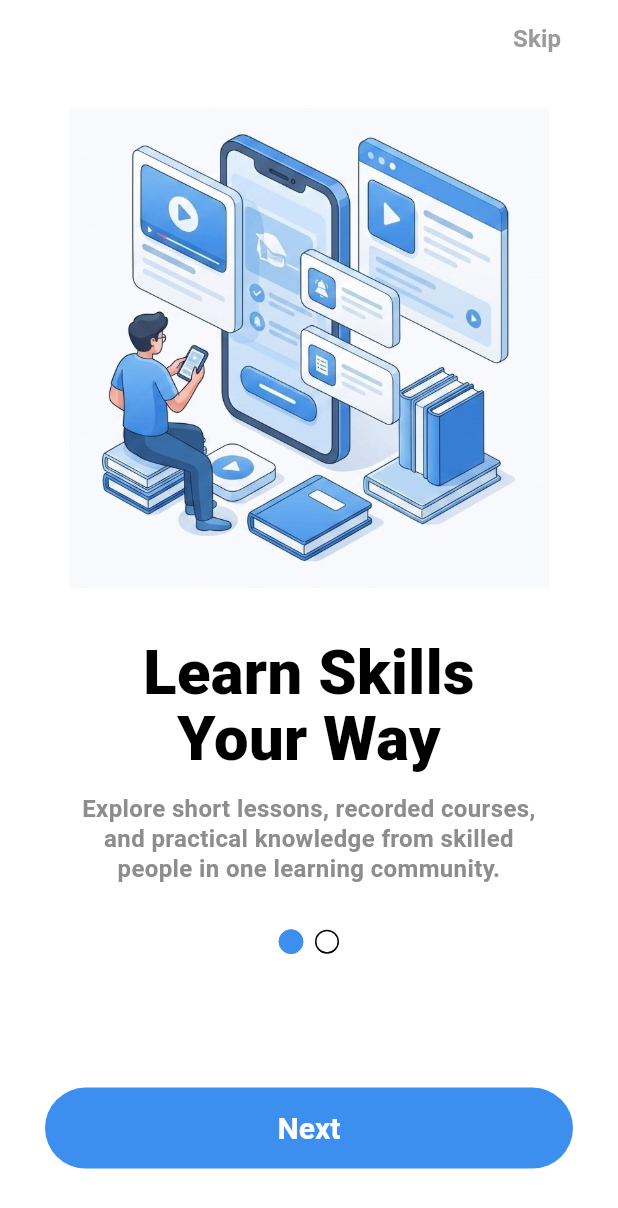
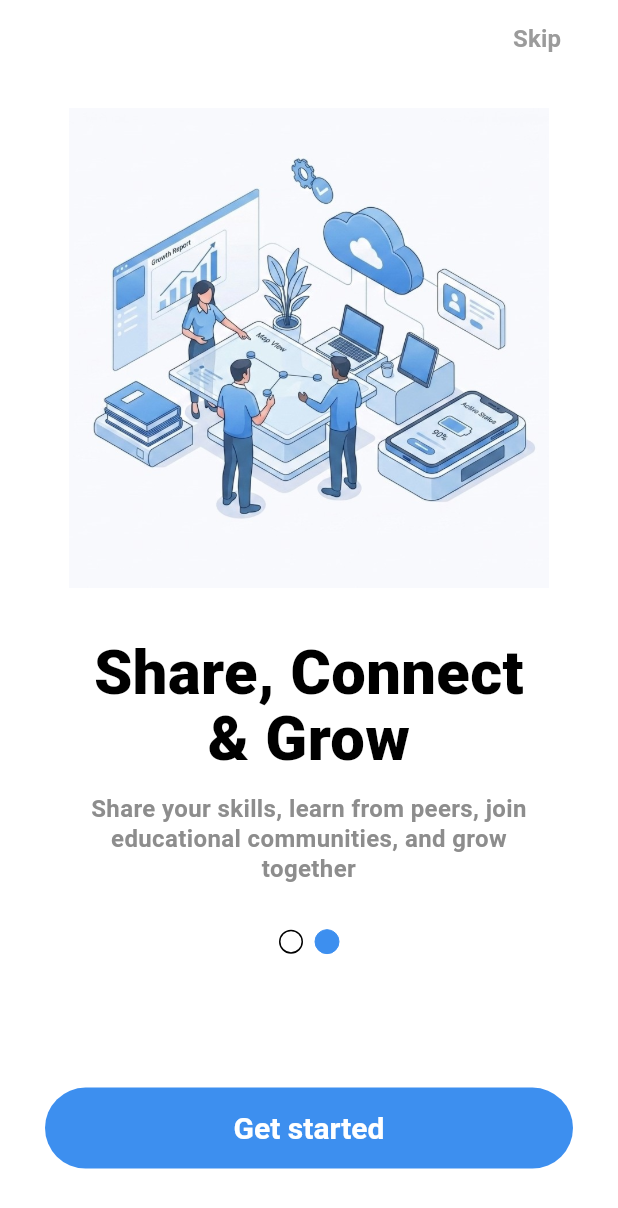
Before and after one commit to EduProTeam/edupro-mobile-app, a Flutter app: the screen it shows after launch, after a tap on "Next", on a phone screen of 412 x 824 dp. Shown: the top 1208 px of the screen. Run offline on Flutter 3.47's test engine with Material 3 defaults, Android fonts, the phone set to English and light mode, and no system bars; our stand-ins replace firebase_core, flutter_svg; accounts and stored records are empty.

Commit message:
Onboarding Screen 2

```diff
--- a/lib/features/onboarding/presentation/screens/onboarding_screen_1.dart
+++ b/lib/features/onboarding/presentation/screens/onboarding_screen_1.dart
@@ -1,171 +1,30 @@
 import 'package:flutter/material.dart';
+
+import '../widgets/onboarding_screen_layout.dart';
+import 'onboarding_screen_2.dart';
 
 class OnboardingScreen1 extends StatelessWidget {
   const OnboardingScreen1({super.key});
 
-  static const _primaryBlue = Color(0xFF3D8FEF);
-  static const _descriptionColor = Color(0xFF8D8D8D);
-  static const _skipColor = Color(0xFF9B9B9B);
-
   @override
   Widget build(BuildContext context) {
-    return Scaffold(
-      backgroundColor: Colors.white,
-      body: SafeArea(
-        child: LayoutBuilder(
-          builder: (context, constraints) {
-            final screenWidth = constraints.maxWidth;
-            final screenHeight = constraints.maxHeight;
-            final horizontalPadding =
-                (screenWidth * 0.075).clamp(24.0, 30.0);
-            final illustrationWidth =
-                (screenWidth * 0.78).clamp(260.0, 320.0);
-            final titleSize = screenWidth < 360 ? 38.0 : 41.0;
-            final topSpacing = (screenHeight * 0.035).clamp(18.0, 30.0);
-            final titleSpacing = (screenHeight * 0.042).clamp(26.0, 38.0);
-            final indicatorSpacing =
-                (screenHeight * 0.038).clamp(22.0, 32.0);
-            final bottomSpacing = (screenHeight * 0.04).clamp(22.0, 34.0);
-
-            return Padding(
-              padding: EdgeInsets.fromLTRB(
-                horizontalPadding,
-                8,
-                horizontalPadding,
-                12,
-              ),
-              child: Column(
-                crossAxisAlignment: CrossAxisAlignment.stretch,
-                children: [
-                  Align(
-                    alignment: Alignment.centerRight,
-                    child: TextButton(
-                      onPressed: () {},
-                      style: TextButton.styleFrom(
-                        foregroundColor: _skipColor,
-                        padding: const EdgeInsets.symmetric(
-                          horizontal: 8,
-                          vertical: 6,
-                        ),
-                        minimumSize: Size.zero,
-                        tapTargetSize: MaterialTapTargetSize.shrinkWrap,
-                      ),
-                      child: const Text(
-                        'Skip',
-                        style: TextStyle(
-                          fontSize: 16,
-                          fontWeight: FontWeight.w600,
-                        ),
-                      ),
-                    ),
-                  ),
-                  SizedBox(height: topSpacing),
-                  Center(
-                    child: SizedBox(
-                      width: illustrationWidth,
-                      child: Image.asset(
-                        'assets/images/onboarding/onboarding_1.jpg',
-                        fit: BoxFit.contain,
-                      ),
-                    ),
-                  ),
-                  SizedBox(height: titleSpacing),
-                  Text(
-                    'Learn Skills\nYour Way',
-                    textAlign: TextAlign.center,
-                    style: TextStyle(
-                      color: Colors.black,
-                      fontSize: titleSize,
-                      fontWeight: FontWeight.w800,
-                      height: 1.08,
-                    ),
-                  ),
-                  const SizedBox(height: 14),
-                  Padding(
-                    padding: EdgeInsets.symmetric(horizontal: screenWidth * 0.03),
-                    child: const Text(
-                      'Explore short lessons, recorded courses, and practical knowledge from skilled people in one learning community.',
-                      textAlign: TextAlign.center,
-                      style: TextStyle(
-                        color: _descriptionColor,
-                        fontSize: 16,
-                        fontWeight: FontWeight.w600,
-                        height: 1.28,
-                      ),
-                    ),
-                  ),
-                  SizedBox(height: indicatorSpacing),
-                  const _PageIndicators(),
-                  const Spacer(),
-                  SizedBox(
-                    width: double.infinity,
-                    height: 54,
-                    child: ElevatedButton(
-                      onPressed: () {},
-                      style: ElevatedButton.styleFrom(
-                        backgroundColor: _primaryBlue,
-                        foregroundColor: Colors.white,
-                        elevation: 0,
-                        shape: const StadiumBorder(),
-                        textStyle: const TextStyle(
-                          fontSize: 20,
-                          fontWeight: FontWeight.w700,
-                        ),
-                      ),
-                      child: const Text('Next'),
-                    ),
-                  ),
-                  SizedBox(height: bottomSpacing),
-                ],
-              ),
-            );
-          },
-        ),
-      ),
+    return OnboardingScreenLayout(
+      imageAssetPath: 'assets/images/onboarding/onboarding_1.jpg',
+      title: 'Learn Skills\nYour Way',
+      description:
+          'Explore short lessons, recorded courses, and practical knowledge from skilled people in one learning community.',
+      activePageIndex: 0,
+      primaryButtonLabel: 'Next',
+      onPrimaryButtonPressed: () {
+        Navigator.of(context).push(
+          MaterialPageRoute<void>(
+            builder: (_) => const OnboardingScreen2(),
+          ),
+        );
+      },
+      onSkipPressed: () {
+        // TODO(Chenath): Route to the next auth-related screen when it exists.
+      },
     );
   }
 }
-
-class _PageIndicators extends StatelessWidget {
-  const _PageIndicators();
-
-  @override
-  Widget build(BuildContext context) {
-    return Row(
-      mainAxisAlignment: MainAxisAlignment.center,
-      children: const [
-        _IndicatorDot(
-          isActive: true,
-        ),
-        SizedBox(width: 8),
-        _IndicatorDot(
-          isActive: false,
-        ),
-      ],
-    );
-  }
-}
-
-class _IndicatorDot extends StatelessWidget {
-  const _IndicatorDot({
-    required this.isActive,
-  });
-
-  final bool isActive;
-
-  @override
-  Widget build(BuildContext context) {
-    return Container(
-      width: 16,
-      height: 16,
-      decoration: BoxDecoration(
-        color: isActive ? OnboardingScreen1._primaryBlue : Colors.white,
-        shape: BoxShape.circle,
-        border: Border.all(
-          color: isActive ? OnboardingScreen1._primaryBlue : Colors.black,
-          width: isActive ? 0 : 1,
-        ),
-      ),
-    );
-  }
-}
--- /dev/null
+++ b/lib/features/onboarding/presentation/screens/onboarding_screen_2.dart
@@ -0,0 +1,25 @@
+import 'package:flutter/material.dart';
+
+import '../widgets/onboarding_screen_layout.dart';
+
+class OnboardingScreen2 extends StatelessWidget {
+  const OnboardingScreen2({super.key});
+
+  @override
+  Widget build(BuildContext context) {
+    return OnboardingScreenLayout(
+      imageAssetPath: 'assets/images/onboarding/onboarding_2.jpg',
+      title: 'Share, Connect\n& Grow',
+      description:
+          'Share your skills, learn from peers, join educational communities, and grow together',
+      activePageIndex: 1,
+      primaryButtonLabel: 'Get started',
+      onPrimaryButtonPressed: () {
+        // TODO(Chenath): Route to the login or welcome screen when it exists.
+      },
+      onSkipPressed: () {
+        // TODO(Chenath): Route to the next auth-related screen when it exists.
+      },
+    );
+  }
+}
--- /dev/null
+++ b/lib/features/onboarding/presentation/widgets/onboarding_screen_layout.dart
@@ -0,0 +1,188 @@
+import 'package:flutter/material.dart';
+
+class OnboardingScreenLayout extends StatelessWidget {
+  const OnboardingScreenLayout({
+    super.key,
+    required this.imageAssetPath,
+    required this.title,
+    required this.description,
+    required this.activePageIndex,
+    required this.primaryButtonLabel,
+    required this.onPrimaryButtonPressed,
+    required this.onSkipPressed,
+  });
+
+  static const primaryBlue = Color(0xFF3D8FEF);
+  static const _descriptionColor = Color(0xFF8D8D8D);
+  static const _skipColor = Color(0xFF9B9B9B);
+
+  final String imageAssetPath;
+  final String title;
+  final String description;
+  final int activePageIndex;
+  final String primaryButtonLabel;
+  final VoidCallback onPrimaryButtonPressed;
+  final VoidCallback onSkipPressed;
+
+  @override
+  Widget build(BuildContext context) {
+    return Scaffold(
+      backgroundColor: Colors.white,
+      body: SafeArea(
+        child: LayoutBuilder(
+          builder: (context, constraints) {
+            final screenWidth = constraints.maxWidth;
+            final screenHeight = constraints.maxHeight;
+            final horizontalPadding =
+                (screenWidth * 0.075).clamp(24.0, 30.0);
+            final illustrationWidth =
+                (screenWidth * 0.78).clamp(260.0, 320.0);
+            final titleSize = screenWidth < 360 ? 38.0 : 41.0;
+            final topSpacing = (screenHeight * 0.035).clamp(18.0, 30.0);
+            final titleSpacing = (screenHeight * 0.042).clamp(26.0, 38.0);
+            final indicatorSpacing =
+                (screenHeight * 0.038).clamp(22.0, 32.0);
+            final bottomSpacing = (screenHeight * 0.04).clamp(22.0, 34.0);
+
+            return Padding(
+              padding: EdgeInsets.fromLTRB(
+                horizontalPadding,
+                8,
+                horizontalPadding,
+                12,
+              ),
+              child: Column(
+                crossAxisAlignment: CrossAxisAlignment.stretch,
+                children: [
+                  Align(
+                    alignment: Alignment.centerRight,
+                    child: TextButton(
+                      onPressed: onSkipPressed,
+                      style: TextButton.styleFrom(
+                        foregroundColor: _skipColor,
+                        padding: const EdgeInsets.symmetric(
+                          horizontal: 8,
+                          vertical: 6,
+                        ),
+                        minimumSize: Size.zero,
+                        tapTargetSize: MaterialTapTargetSize.shrinkWrap,
+                      ),
+                      child: const Text(
+                        'Skip',
+                        style: TextStyle(
+                          fontSize: 16,
+                          fontWeight: FontWeight.w600,
+                        ),
+                      ),
+                    ),
+                  ),
+                  SizedBox(height: topSpacing),
+                  Center(
+                    child: SizedBox(
+                      width: illustrationWidth,
+                      child: Image.asset(
+                        imageAssetPath,
+                        fit: BoxFit.contain,
+                      ),
+                    ),
+                  ),
+                  SizedBox(height: titleSpacing),
+                  Text(
+                    title,
+                    textAlign: TextAlign.center,
+                    style: TextStyle(
+                      color: Colors.black,
+                      fontSize: titleSize,
+                      fontWeight: FontWeight.w800,
+                      height: 1.08,
+                    ),
+                  ),
+                  const SizedBox(height: 14),
+                  Padding(
+                    padding: EdgeInsets.symmetric(horizontal: screenWidth * 0.03),
+                    child: Text(
+                      description,
+                      textAlign: TextAlign.center,
+                      style: const TextStyle(
+                        color: _descriptionColor,
+                        fontSize: 16,
+                        fontWeight: FontWeight.w600,
+                        height: 1.28,
+                      ),
+                    ),
+                  ),
+                  SizedBox(height: indicatorSpacing),
+                  _PageIndicators(activePageIndex: activePageIndex),
+                  const Spacer(),
+                  SizedBox(
+                    width: double.infinity,
+                    height: 54,
+                    child: ElevatedButton(
+                      onPressed: onPrimaryButtonPressed,
+                      style: ElevatedButton.styleFrom(
+                        backgroundColor: primaryBlue,
+                        foregroundColor: Colors.white,
+                        elevation: 0,
+                        shape: const StadiumBorder(),
+                        textStyle: const TextStyle(
+                          fontSize: 20,
+                          fontWeight: FontWeight.w700,
+                        ),
+                      ),
+                      child: Text(primaryButtonLabel),
+                    ),
+                  ),
+                  SizedBox(height: bottomSpacing),
+                ],
+              ),
+            );
+          },
+        ),
+      ),
+    );
+  }
+}
+
+class _PageIndicators extends StatelessWidget {
+  const _PageIndicators({
+    required this.activePageIndex,
+  });
+
+  final int activePageIndex;
+
+  @override
+  Widget build(BuildContext context) {
+    return Row(
+      mainAxisAlignment: MainAxisAlignment.center,
+      children: [
+        _IndicatorDot(isActive: activePageIndex == 0),
+        const SizedBox(width: 8),
+        _IndicatorDot(isActive: activePageIndex == 1),
+      ],
+    );
+  }
+}
+
+class _IndicatorDot extends StatelessWidget {
+  const _IndicatorDot({
+    required this.isActive,
+  });
+
+  final bool isActive;
+
+  @override
+  Widget build(BuildContext context) {
+    return Container(
+      width: 16,
+      height: 16,
+      decoration: BoxDecoration(
+        color: isActive ? OnboardingScreenLayout.primaryBlue : Colors.white,
+        shape: BoxShape.circle,
+        border: Border.all(
+          color: isActive ? OnboardingScreenLayout.primaryBlue : Colors.black,
+          width: isActive ? 0 : 1,
+        ),
+      ),
+    );
+  }
+}
--- a/pubspec.yaml
+++ b/pubspec.yaml
@@ -62,6 +62,7 @@ flutter:
   assets:
     - assets/images/edupro_logo.svg
     - assets/images/onboarding/onboarding_1.jpg
+    - assets/images/onboarding/onboarding_2.jpg
 
   # To add assets to your application, add an assets section, like this:
   # assets:
```
Also changed, not shown: assets/images/onboarding/onboarding_2.jpg (added).
